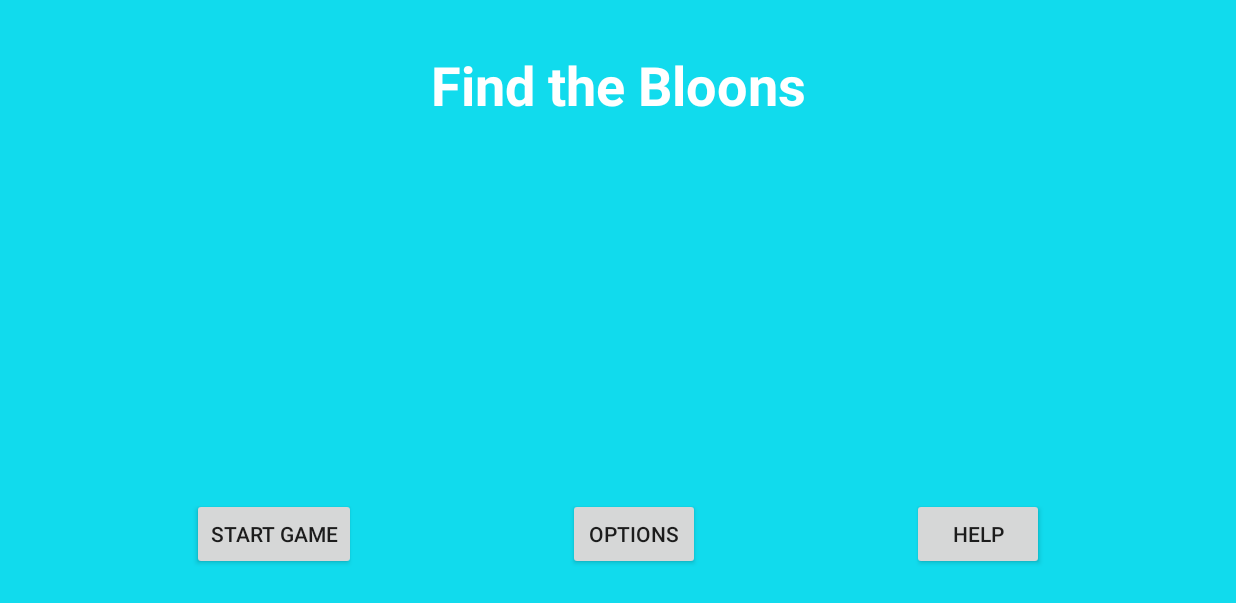
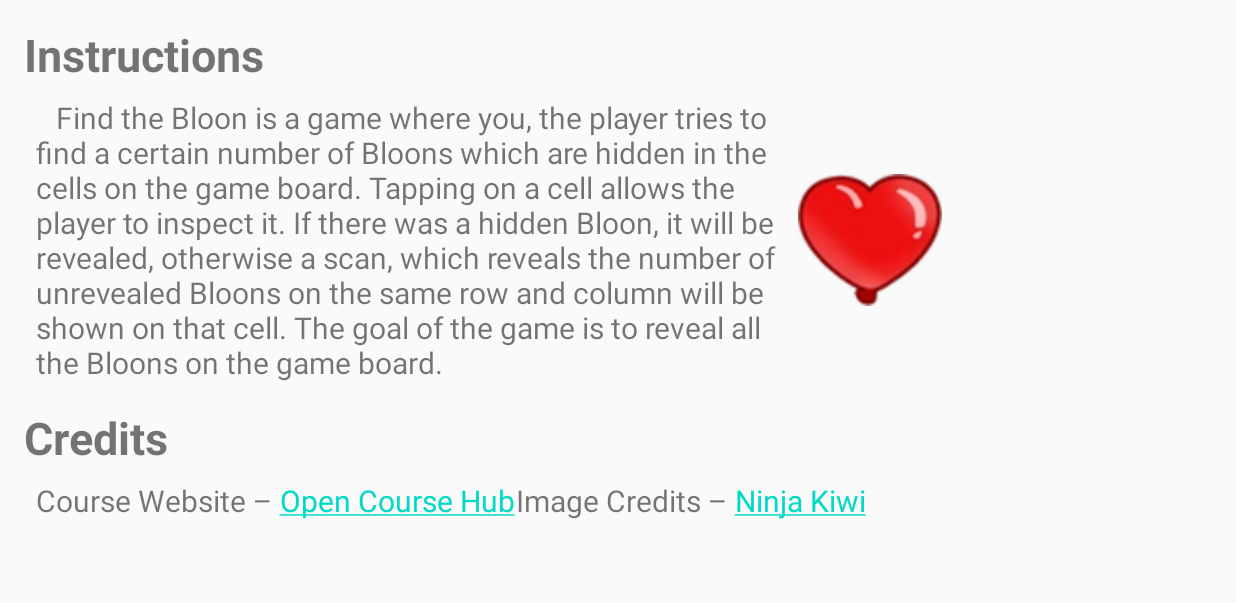
Before and after one commit to granbraan/Minescanner-Game, an Android app: the MainMenu screen opened directly, with no data from a screen before it, after a tap on "HELP", on a phone screen of 824 x 412 dp (held sideways). Shown: the top 603 px of the screen. Run offline under Robolectric (Android 15) with nearby library versions, the light colour scheme and no system bars.

Commit message:
Completed Help Screen & Bug Fixes
Fixed Bug in Intro which triggers the "auto skip" regardless of clicking the skip button or not
Fixed Bug in Launching App, which would launch straight into the Help Screen

```diff
--- a/app/src/main/java/ca/sfu/cmpt295a3/MainActivity.java
+++ b/app/src/main/java/ca/sfu/cmpt295a3/MainActivity.java
@@ -23,6 +23,7 @@ public class MainActivity extends AppCompatActivity {
     private Animation splashMonkey, splashBloon;
     private ImageView dartMonkey, redBloon;
     private Intent i;
+    private Handler animSkip;
 
     @Override
     protected void onCreate(Bundle savedInstanceState) {
@@ -45,7 +46,8 @@ public class MainActivity extends AppCompatActivity {
         redBloon.setAnimation(splashBloon);
         dartMonkey.setAnimation(splashMonkey);
 
-        new Handler().postDelayed(new Runnable() {
+        animSkip = new Handler();
+        animSkip.postDelayed(new Runnable() {
             @Override
             public void run() {
                 startActivity(i);
@@ -60,6 +62,7 @@ public class MainActivity extends AppCompatActivity {
         skipIntro.setOnClickListener(new View.OnClickListener() {
             @Override
             public void onClick(View view) {
+                animSkip.removeCallbacksAndMessages(null);
                 startActivity(i);
                 overridePendingTransition(android.R.anim.fade_in, android.R.anim.fade_out);
             }
--- /dev/null
+++ b/app/src/main/java/ca/sfu/cmpt295a3/UI/HelpScreen.java
@@ -0,0 +1,34 @@
+package ca.sfu.cmpt295a3.UI;
+
+import android.content.Context;
+import android.content.Intent;
+import android.os.Bundle;
+import android.text.Html;
+import android.text.method.LinkMovementMethod;
+import android.widget.TextView;
+
+import androidx.appcompat.app.AppCompatActivity;
+
+import ca.sfu.cmpt295a3.R;
+
+public class HelpScreen extends AppCompatActivity {
+    public static Intent makeLaunchIntent(Context c){
+        return new Intent(c,HelpScreen.class);
+    }
+
+    @Override
+    protected void onCreate(Bundle savedInstanceState){
+        super.onCreate(savedInstanceState);
+        setContentView(R.layout.help_screen);
+
+        setUpHyperlinks();
+    }
+
+    private void setUpHyperlinks(){
+        TextView textView =(TextView)findViewById(R.id.helpCreditText);
+        textView.setClickable(true);
+        textView.setMovementMethod(LinkMovementMethod.getInstance());
+        String text = "Course Website – <a href='https://opencoursehub.cs.sfu.ca/jackt/grav-cms/cmpt276-2/home'>Open Course Hub</a>\tImage Credits – <a href='https://ninjakiwi.com/'>Ninja Kiwi</a>\n";
+        textView.setText(Html.fromHtml(text, Html.FROM_HTML_MODE_COMPACT));
+    }
+}
--- a/app/src/main/java/ca/sfu/cmpt295a3/UI/MainMenu.java
+++ b/app/src/main/java/ca/sfu/cmpt295a3/UI/MainMenu.java
@@ -1,11 +1,9 @@
 package ca.sfu.cmpt295a3.UI;
 
-import android.app.Activity;
 import android.content.Context;
 import android.content.Intent;
 import android.os.Bundle;
 import android.util.Log;
-import android.view.MenuItem;
 import android.view.View;
 
 import androidx.appcompat.app.AppCompatActivity;
@@ -48,6 +46,8 @@ public class MainMenu extends AppCompatActivity{
             public void onClick(View view) {
                 //Swap to Help Screen
                 Log.i("Main Menu - Help", "Help Button Clicked");
+                Intent i = HelpScreen.makeLaunchIntent(MainMenu.this);
+                startActivityForResult(i, 1);
                 overridePendingTransition(android.R.anim.fade_in, android.R.anim.fade_out);
             }
         });
--- /dev/null
+++ b/app/src/main/res/layout/help_screen.xml
@@ -0,0 +1,66 @@
+<?xml version="1.0" encoding="utf-8"?>
+<androidx.constraintlayout.widget.ConstraintLayout xmlns:android="http://schemas.android.com/apk/res/android"
+    xmlns:app="http://schemas.android.com/apk/res-auto"
+    xmlns:tools="http://schemas.android.com/tools"
+    android:id="@+id/HelpScreen"
+    android:layout_width="match_parent"
+    android:layout_height="match_parent">
+
+    <TextView
+        android:id="@+id/helpInstructions"
+        android:layout_width="500dp"
+        android:layout_height="wrap_content"
+        android:layout_marginStart="8dp"
+        android:layout_marginTop="8dp"
+        android:text="@string/helpInstructions"
+        android:textSize="20sp"
+        app:layout_constraintStart_toStartOf="@+id/helpTitle"
+        app:layout_constraintTop_toBottomOf="@+id/helpTitle" />
+
+    <TextView
+        android:id="@+id/helpTitle"
+        android:layout_width="wrap_content"
+        android:layout_height="wrap_content"
+        android:layout_marginStart="16dp"
+        android:layout_marginTop="16dp"
+        android:text="@string/helpTitle"
+        android:textSize="30sp"
+        android:textStyle="bold"
+        app:layout_constraintStart_toStartOf="parent"
+        app:layout_constraintTop_toTopOf="parent" />
+
+    <TextView
+        android:id="@+id/helpCredits"
+        android:layout_width="wrap_content"
+        android:layout_height="wrap_content"
+        android:layout_marginStart="16dp"
+        android:layout_marginTop="16dp"
+        android:autoLink="web"
+        android:linksClickable="true"
+        android:text="@string/helpCredits"
+        android:textSize="30sp"
+        android:textStyle="bold"
+        app:layout_constraintStart_toStartOf="parent"
+        app:layout_constraintTop_toBottomOf="@+id/helpInstructions" />
+
+    <ImageView
+        android:id="@+id/helpRedBloon"
+        android:layout_width="96dp"
+        android:layout_height="96dp"
+        android:layout_marginStart="8dp"
+        android:contentDescription="@string/helpRedBloonDesc"
+        app:layout_constraintBottom_toBottomOf="@+id/helpInstructions"
+        app:layout_constraintStart_toEndOf="@+id/helpInstructions"
+        app:layout_constraintTop_toTopOf="@+id/helpInstructions"
+        app:srcCompat="@drawable/regrow_red" />
+
+    <TextView
+        android:id="@+id/helpCreditText"
+        android:layout_width="wrap_content"
+        android:layout_height="wrap_content"
+        android:layout_marginStart="8dp"
+        android:layout_marginTop="8dp"
+        android:textSize="20sp"
+        app:layout_constraintStart_toStartOf="@+id/helpCredits"
+        app:layout_constraintTop_toBottomOf="@+id/helpCredits" />
+</androidx.constraintlayout.widget.ConstraintLayout>
--- a/app/src/main/res/layout/main_menu.xml
+++ b/app/src/main/res/layout/main_menu.xml
@@ -6,59 +6,59 @@
     android:layout_width="match_parent"
     android:layout_height="match_parent">
 
-    <ImageView
-        android:id="@+id/menuBackgroundImage"
-        android:layout_width="0dp"
-        android:layout_height="0dp"
-        android:background="#11DBED"
-        android:contentDescription="@string/menuBackgroundImageDesc"
-        app:layout_constraintBottom_toBottomOf="parent"
-        app:layout_constraintEnd_toEndOf="parent"
-        app:layout_constraintHorizontal_bias="1.0"
-        app:layout_constraintStart_toStartOf="parent"
-        app:layout_constraintTop_toTopOf="parent"
-        app:layout_constraintVertical_bias="1.0"
-        tools:srcCompat="@drawable/dart_monkey" />
-
     <Button
         android:id="@+id/menuGameStartButton"
         android:layout_width="wrap_content"
         android:layout_height="wrap_content"
-        android:layout_marginStart="128dp"
+        android:layout_marginStart="16dp"
+        android:layout_marginTop="16dp"
         android:text="@string/menuGameStartButton"
-        app:layout_constraintStart_toStartOf="parent"
-        app:layout_constraintTop_toTopOf="@+id/menuOptionsButton" />
+        android:textSize="24sp"
+        app:layout_constraintStart_toStartOf="@+id/menuTitleText"
+        app:layout_constraintTop_toBottomOf="@+id/menuTitleText" />
 
     <Button
         android:id="@+id/menuOptionsButton"
         android:layout_width="wrap_content"
         android:layout_height="wrap_content"
-        android:layout_marginBottom="32dp"
+        android:layout_marginTop="8dp"
         android:text="@string/menuOptionsButton"
-        app:layout_constraintBottom_toBottomOf="@+id/menuBackgroundImage"
-        app:layout_constraintEnd_toStartOf="@+id/menuHelpButton"
-        app:layout_constraintStart_toEndOf="@+id/menuGameStartButton" />
+        android:textSize="24sp"
+        app:layout_constraintStart_toStartOf="@+id/menuGameStartButton"
+        app:layout_constraintTop_toBottomOf="@+id/menuGameStartButton" />
 
     <Button
         android:id="@+id/menuHelpButton"
         android:layout_width="wrap_content"
         android:layout_height="wrap_content"
-        android:layout_marginEnd="128dp"
+        android:layout_marginTop="8dp"
         android:text="@string/menuHelpButton"
-        app:layout_constraintEnd_toEndOf="parent"
-        app:layout_constraintTop_toTopOf="@+id/menuOptionsButton" />
+        android:textSize="24sp"
+        app:layout_constraintStart_toStartOf="@+id/menuOptionsButton"
+        app:layout_constraintTop_toBottomOf="@+id/menuOptionsButton" />
 
     <TextView
         android:id="@+id/menuTitleText"
         android:layout_width="wrap_content"
         android:layout_height="wrap_content"
-        android:layout_marginTop="32dp"
+        android:layout_marginStart="16dp"
+        android:layout_marginTop="16dp"
         android:text="@string/menuTitleText"
         android:textAlignment="center"
-        android:textColor="#FFFFFF"
+        android:textColor="#000000"
         android:textSize="36sp"
         android:textStyle="bold"
+        app:layout_constraintStart_toStartOf="parent"
+        app:layout_constraintTop_toTopOf="parent" />
+
+    <ImageView
+        android:id="@+id/menuImage"
+        android:layout_width="wrap_content"
+        android:layout_height="wrap_content"
+        android:contentDescription="@string/menuImageDesc"
+        app:layout_constraintBottom_toBottomOf="parent"
         app:layout_constraintEnd_toEndOf="parent"
-        app:layout_constraintStart_toStartOf="@+id/menuBackgroundImage"
-        app:layout_constraintTop_toTopOf="@+id/menuBackgroundImage" />
+        app:layout_constraintStart_toStartOf="parent"
+        app:layout_constraintTop_toTopOf="parent"
+        app:srcCompat="@drawable/dart_monkey" />
 </androidx.constraintlayout.widget.ConstraintLayout>
--- a/app/src/main/res/values/strings.xml
+++ b/app/src/main/res/values/strings.xml
@@ -13,7 +13,7 @@
     <string name="menuOptionsButton">Options</string>
     <string name="menuHelpButton">Help</string>
     <string name="menuTitleText">Find the Bloons</string>
-    <string name="menuBackgroundImageDesc">Background Image for Main Menu</string>
+    <string name="menuImageDesc">Menu Screen Dart Monkey</string>
 
     <!-- Option Strings -->
     <string name="optionsBoardSizeText">Board Size</string>
@@ -22,4 +22,10 @@
     <string name="optionsHighScoreText">High Score</string>
     <string name="optionsGamesPlayedText">Games Played</string>
 
+    <!-- Help Strings -->
+    <string name="helpInstructions">\tFind the Bloon is a game where you, the player tries to find a certain number of Bloons which are hidden in the cells on the game board. Tapping on a cell allows the player to inspect it. If there was a hidden Bloon, it will be revealed, otherwise a scan, which reveals the number of unrevealed Bloons on the same row and column will be shown on that cell. The goal of the game is to reveal all the Bloons on the game board.</string>
+    <string name="helpTitle">Instructions</string>
+    <string name="helpRedBloonDesc">Picture of Red Bloon</string>
+    <string name="helpCredits">Credits</string>
+
 </resources>
```
Also changed, not shown: app/src/main/AndroidManifest.xml (+9 -22 lines).
